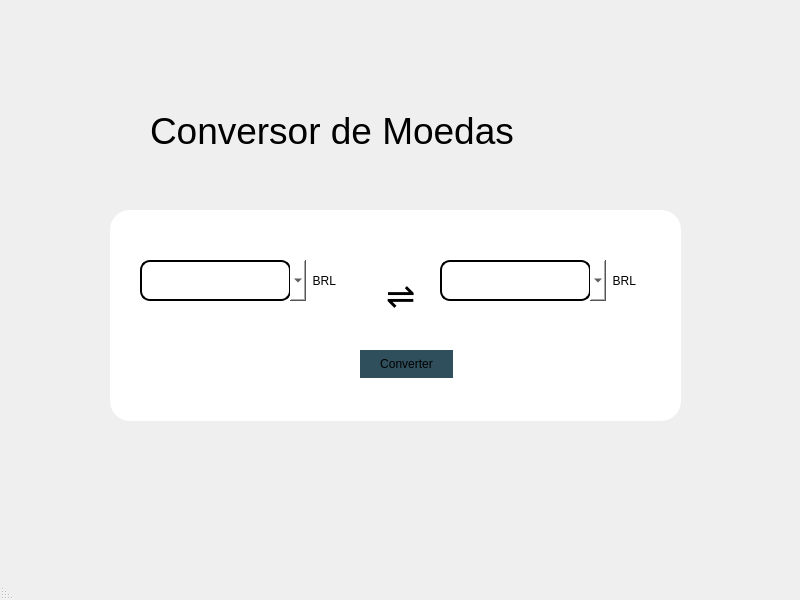
Old version of the form Conversor.ui in the repository luacarlos/Conversor-de-moedas.
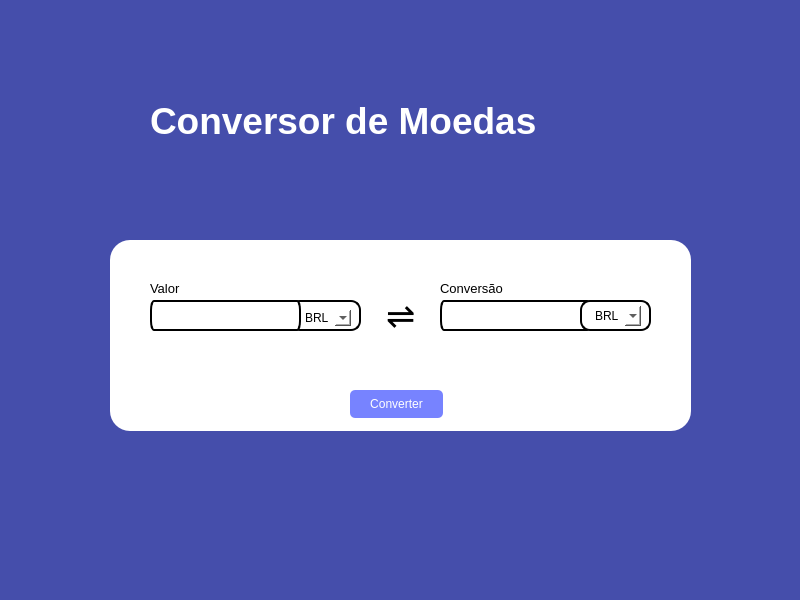
New version of the form.

Patch:
```diff
--- a/Conversor.ui
+++ b/Conversor.ui
@@ -16,41 +16,20 @@
   <property name="windowTitle">
    <string>MainWindow</string>
   </property>
-  <property name="layoutDirection">
-   <enum>Qt::RightToLeft</enum>
-  </property>
   <property name="styleSheet">
-   <string notr="true"/>
+   <string notr="true">background-color: #454EAB;</string>
   </property>
   <widget class="QWidget" name="centralwidget">
-   <widget class="QLabel" name="label">
-    <property name="geometry">
-     <rect>
-      <x>150</x>
-      <y>90</y>
-      <width>451</width>
-      <height>81</height>
-     </rect>
-    </property>
-    <property name="font">
-     <font>
-      <pointsize>28</pointsize>
-     </font>
-    </property>
-    <property name="styleSheet">
-     <string notr="true"/>
-    </property>
-    <property name="text">
-     <string>Conversor de Moedas</string>
-    </property>
-   </widget>
+   <property name="styleSheet">
+    <string notr="true"/>
+   </property>
    <widget class="QWidget" name="widget" native="true">
     <property name="geometry">
      <rect>
       <x>110</x>
-      <y>210</y>
-      <width>571</width>
-      <height>211</height>
+      <y>240</y>
+      <width>581</width>
+      <height>191</height>
      </rect>
     </property>
     <property name="styleSheet">
@@ -60,7 +39,7 @@
      <property name="geometry">
       <rect>
        <x>270</x>
-       <y>70</y>
+       <y>60</y>
        <width>41</width>
        <height>31</height>
       </rect>
@@ -83,14 +62,14 @@
     <widget class="QPushButton" name="pushButton_2">
      <property name="geometry">
       <rect>
-       <x>250</x>
-       <y>140</y>
+       <x>240</x>
+       <y>150</y>
        <width>93</width>
        <height>28</height>
       </rect>
      </property>
      <property name="styleSheet">
-      <string notr="true">background-color: #2F4F5C;</string>
+      <string notr="true">background-color: #7783FF; color: white; border-radius: 5px;</string>
      </property>
      <property name="text">
       <string>Converter</string>
@@ -99,26 +78,47 @@
     <widget class="QLabel" name="label_2">
      <property name="geometry">
       <rect>
-       <x>30</x>
-       <y>50</y>
-       <width>151</width>
-       <height>41</height>
-      </rect>
-     </property>
-     <property name="styleSheet">
-      <string notr="true">border:2px solid black; border-radius:10px;</string>
-     </property>
-     <property name="text">
-      <string/>
-     </property>
-    </widget>
-    <widget class="QComboBox" name="comboBox">
-     <property name="geometry">
-      <rect>
        <x>180</x>
-       <y>50</y>
+       <y>60</y>
+       <width>71</width>
+       <height>31</height>
+      </rect>
+     </property>
+     <property name="styleSheet">
+      <string notr="true">border:2px solid black; border-radius:10px;</string>
+     </property>
+     <property name="text">
+      <string/>
+     </property>
+    </widget>
+    <widget class="QLabel" name="label_4">
+     <property name="geometry">
+      <rect>
+       <x>40</x>
+       <y>40</y>
+       <width>41</width>
+       <height>16</height>
+      </rect>
+     </property>
+     <property name="font">
+      <font>
+       <pointsize>10</pointsize>
+      </font>
+     </property>
+     <property name="layoutDirection">
+      <enum>Qt::LeftToRight</enum>
+     </property>
+     <property name="text">
+      <string>Valor</string>
+     </property>
+    </widget>
+    <widget class="QComboBox" name="comboBox_3">
+     <property name="geometry">
+      <rect>
+       <x>190</x>
+       <y>70</y>
        <width>51</width>
-       <height>41</height>
+       <height>16</height>
       </rect>
      </property>
      <property name="styleSheet">
@@ -150,13 +150,60 @@
       </property>
      </item>
     </widget>
-    <widget class="QLabel" name="label_3">
+    <widget class="QLineEdit" name="lineEdit">
      <property name="geometry">
       <rect>
+       <x>40</x>
+       <y>60</y>
+       <width>151</width>
+       <height>31</height>
+      </rect>
+     </property>
+     <property name="styleSheet">
+      <string notr="true">border:2px solid black; border-radius:4px 10px;</string>
+     </property>
+    </widget>
+    <widget class="QLineEdit" name="lineEdit_2">
+     <property name="geometry">
+      <rect>
        <x>330</x>
-       <y>50</y>
+       <y>60</y>
        <width>151</width>
-       <height>41</height>
+       <height>31</height>
+      </rect>
+     </property>
+     <property name="styleSheet">
+      <string notr="true">border:2px solid black; border-radius:4px 10px;</string>
+     </property>
+    </widget>
+    <widget class="QLabel" name="label_6">
+     <property name="geometry">
+      <rect>
+       <x>330</x>
+       <y>40</y>
+       <width>81</width>
+       <height>16</height>
+      </rect>
+     </property>
+     <property name="font">
+      <font>
+       <pointsize>10</pointsize>
+      </font>
+     </property>
+     <property name="layoutDirection">
+      <enum>Qt::LeftToRight</enum>
+     </property>
+     <property name="text">
+      <string>Conversão</string>
+     </property>
+    </widget>
+    <widget class="QLabel" name="label_7">
+     <property name="geometry">
+      <rect>
+       <x>470</x>
+       <y>60</y>
+       <width>71</width>
+       <height>31</height>
       </rect>
      </property>
      <property name="styleSheet">
@@ -170,9 +217,9 @@
      <property name="geometry">
       <rect>
        <x>480</x>
-       <y>50</y>
+       <y>66</y>
        <width>51</width>
-       <height>41</height>
+       <height>20</height>
       </rect>
      </property>
      <property name="styleSheet">
@@ -205,16 +252,32 @@
      </item>
     </widget>
    </widget>
-  </widget>
-  <widget class="QMenuBar" name="menubar">
-   <property name="geometry">
-    <rect>
-     <x>0</x>
-     <y>0</y>
-     <width>800</width>
-     <height>26</height>
-    </rect>
-   </property>
+   <widget class="QLabel" name="label">
+    <property name="geometry">
+     <rect>
+      <x>150</x>
+      <y>80</y>
+      <width>511</width>
+      <height>81</height>
+     </rect>
+    </property>
+    <property name="font">
+     <font>
+      <pointsize>28</pointsize>
+      <weight>75</weight>
+      <italic>false</italic>
+      <bold>true</bold>
+      <underline>false</underline>
+      <strikeout>false</strikeout>
+     </font>
+    </property>
+    <property name="styleSheet">
+     <string notr="true">color: white;</string>
+    </property>
+    <property name="text">
+     <string>Conversor de Moedas</string>
+    </property>
+   </widget>
   </widget>
   <widget class="QStatusBar" name="statusbar"/>
  </widget>
```
Left out of the diff: 5 changed lines with no effect on the pictures.
